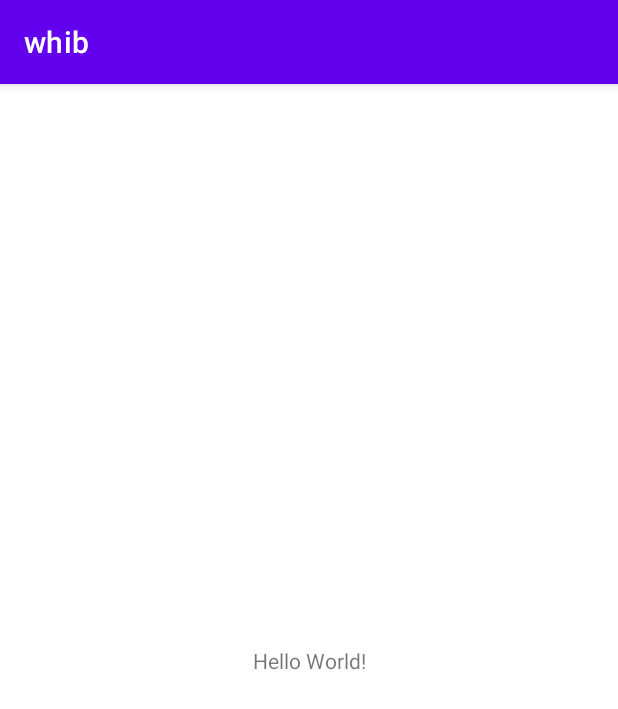
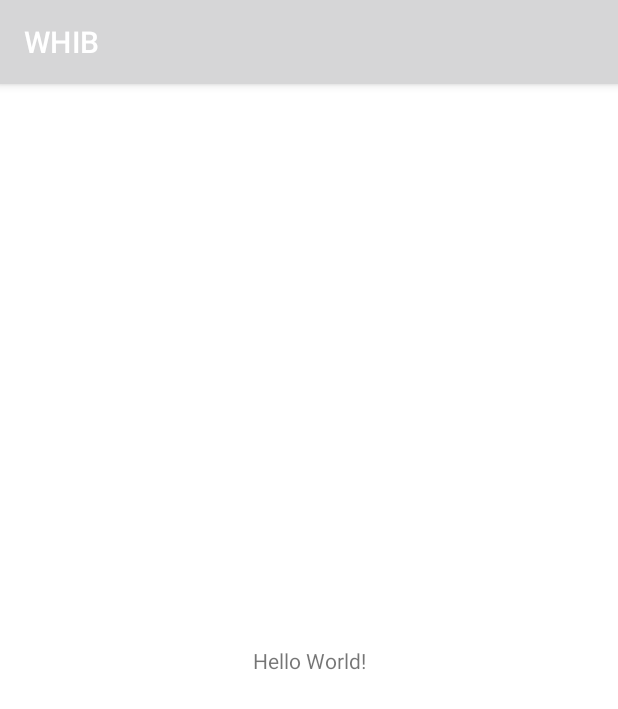
Before and after one commit to jaspervonk/iiatimd-whib-android-studio, an Android app: the screen it shows after launch (MainActivity), on a phone screen of 412 x 824 dp. Shown: the top 709 px of the screen. Run offline under Robolectric (Android 15) with nearby library versions, the phone set to English and light mode, and no system bars.

Commit message:
Base Colors & Strings

```diff
--- a/app/src/main/res/values/colors.xml
+++ b/app/src/main/res/values/colors.xml
@@ -1,10 +1,8 @@
 <?xml version="1.0" encoding="utf-8"?>
 <resources>
-    <color name="purple_200">#FFBB86FC</color>
-    <color name="purple_500">#FF6200EE</color>
-    <color name="purple_700">#FF3700B3</color>
-    <color name="teal_200">#FF03DAC5</color>
-    <color name="teal_700">#FF018786</color>
-    <color name="black">#FF000000</color>
-    <color name="white">#FFFFFFFF</color>
+    <color name="black">#252525</color>
+    <color name="yellow">#FECF4B</color>
+    <color name="white">#F9F9F9</color>
+    <color name="green">#76E074</color>
+    <color name="red">#FA5B5B</color>
 </resources>
--- a/app/src/main/res/values/strings.xml
+++ b/app/src/main/res/values/strings.xml
@@ -1,3 +1,3 @@
 <resources>
-    <string name="app_name">whib</string>
+    <string name="app_name">WHIB</string>
 </resources>
```
